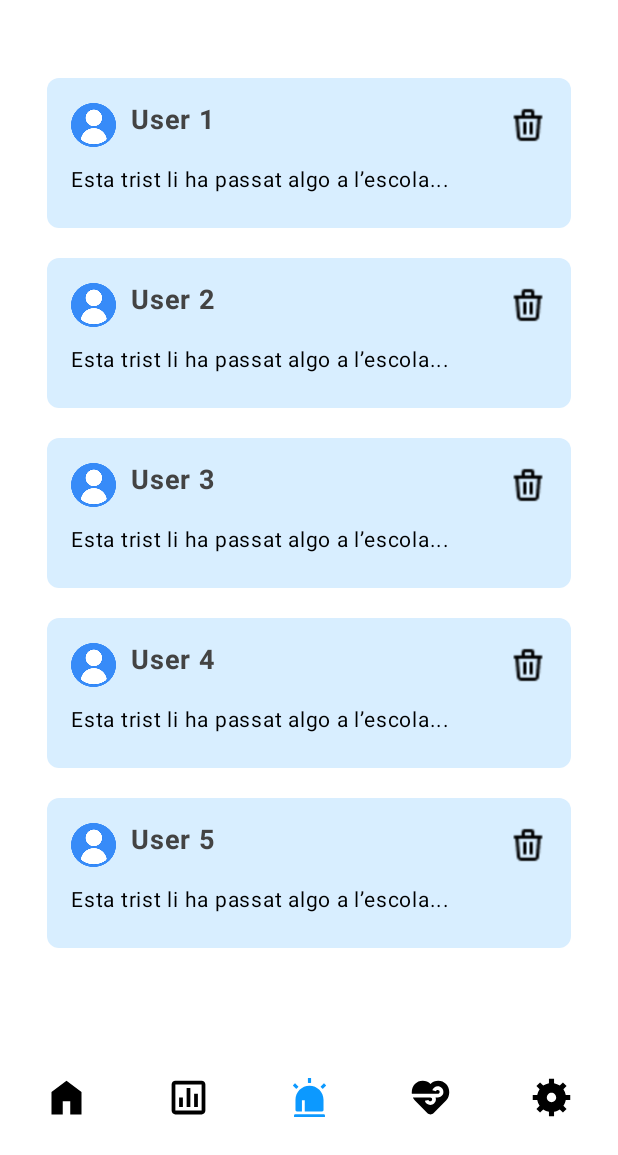
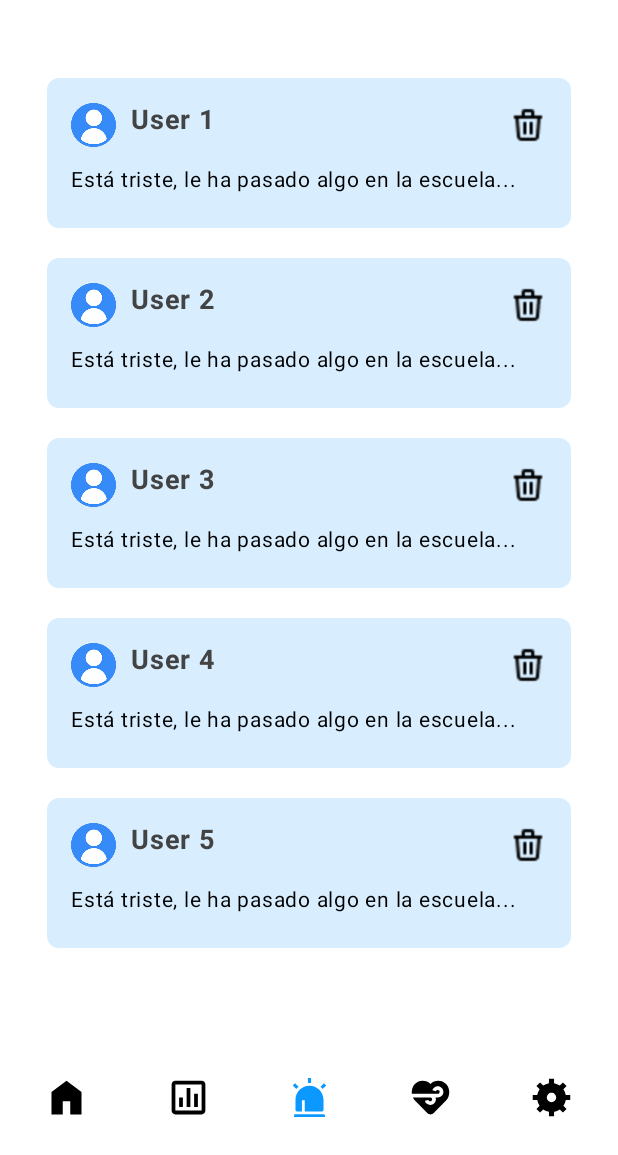
Before and after one commit to 11damia/MindSpeak, an Android app built with Jetpack Compose: the HomeSupervisorScreen screen opened through its navigation route, item 3 of the bottom bar chosen, on a phone screen of 412 x 824 dp, the part 81-1236 px from its top. Run offline under Robolectric (Android 15) with nearby library versions, the light colour scheme and no system bars.

Commit message:
ProblemsUser scrollable y arreglado botones menu

```diff
--- a/app/src/main/java/cat/dam/mindspeak/MainActivity.kt
+++ b/app/src/main/java/cat/dam/mindspeak/MainActivity.kt
@@ -53,13 +53,11 @@ fun MyApp(
     val showBottomBar = when (currentRoute) {
         "login" -> false // Ocultar en la pantalla de login
         "logo" -> false
-        "signup" -> false
         else -> !isLandscape // Mostrar en otras pantallas
     }
     val showTopBar = when (currentRoute) {
         "login" -> false // Ocultar en la pantalla de login
         "logo" -> false
-        "signup" -> false
         else -> !isLandscape // Mostrar en otras pantallas
     }
 
--- a/app/src/main/java/cat/dam/mindspeak/ui/screens/shared/BottomAppBarAdmin.kt
+++ b/app/src/main/java/cat/dam/mindspeak/ui/screens/shared/BottomAppBarAdmin.kt
@@ -22,7 +22,7 @@ fun BottomBarAdmin(
     currentRoute: String?, // Ruta actual
     modifier: Modifier = Modifier
 ) {
-    val items = listOf("homesupervis", "grafic", "notis","upload","settingsAdmin")
+    val items = listOf("homesupervis", "grafic", "notis","upload","settings")
     val icons = listOf(
         painterResource(id = R.drawable.home),
         painterResource(id = R.drawable.grafic),
@@ -41,7 +41,7 @@ fun BottomBarAdmin(
                 1 -> "grafic" // Ruta para "Emotions"
                 2 -> "notis" // Ruta para "Exercise"
                 3 -> "upload" // Ruta para "Settings"
-                4 -> "settingsAdmin" // Ruta para "Settings"
+                4 -> "settings" // Ruta para "Settings"
                 else -> null
             }
             NavigationBarItem(
--- a/app/src/main/java/cat/dam/mindspeak/ui/screens/supervisor/HomeSupervis.kt
+++ b/app/src/main/java/cat/dam/mindspeak/ui/screens/supervisor/HomeSupervis.kt
@@ -54,10 +54,10 @@ fun HomeSupervisorScreen(navController: NavHostController) {
             OptionButton(text = "Añadir Ejercicio", onClick = { /* Handle click */ })
         }
         item {
-            OptionButton(text = "Configuración", onClick = { /* Handle click */ })
+            OptionButton(text = "Configuración", onClick = { navController.navigate("settings") })
         }
         item {
-            OptionButton(text = "Crear Usuario", onClick = { /* Handle click */ })
+            OptionButton(text = "Crear Usuario", onClick = { navController.navigate("signup") })
         }
     }
 }
--- a/app/src/main/java/cat/dam/mindspeak/ui/screens/supervisor/NotificationsScreen.kt
+++ b/app/src/main/java/cat/dam/mindspeak/ui/screens/supervisor/NotificationsScreen.kt
@@ -31,19 +31,19 @@ fun NotificationScreen(navController: NavHostController) {
             .padding(16.dp),
     ) {
         item {
-            Notification(userName = "User 1", description = "Esta trist li ha passat algo a l’escola...", onClick = { navController.navigate("problemas") })
+            Notification(userName = "User 1", description = "Está triste, le ha pasado algo en la escuela...", onClick = { navController.navigate("problemas") })
         }
         item {
-            Notification(userName = "User 2", description = "Esta trist li ha passat algo a l’escola...", onClick = { /* Handle click */ })
+            Notification(userName = "User 2", description = "Está triste, le ha pasado algo en la escuela...", onClick = { /* Handle click */ })
         }
         item {
-            Notification(userName = "User 3", description = "Esta trist li ha passat algo a l’escola...", onClick = { /* Handle click */ })
+            Notification(userName = "User 3", description = "Está triste, le ha pasado algo en la escuela...", onClick = { /* Handle click */ })
         }
         item {
-            Notification(userName = "User 4", description = "Esta trist li ha passat algo a l’escola...", onClick = { /* Handle click */ })
+            Notification(userName = "User 4", description = "Está triste, le ha pasado algo en la escuela...", onClick = { /* Handle click */ })
         }
         item {
-            Notification(userName = "User 5", description = "Esta trist li ha passat algo a l’escola...", onClick = { /* Handle click */ })
+            Notification(userName = "User 5", description = "Está triste, le ha pasado algo en la escuela...", onClick = { /* Handle click */ })
         }
     }
 }
```
Also changed, not shown: app/src/main/java/cat/dam/mindspeak/ui/screens/UserProblems.kt (+60 -9 lines).
